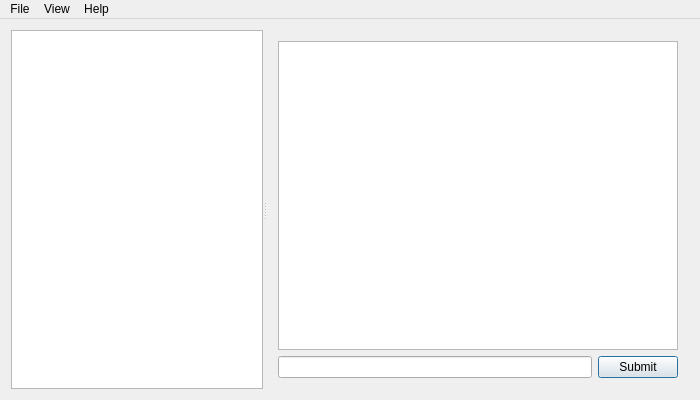
The window that source/mainwindow.ui (arturdryomov/aequatio) describes before a commit, drawn with Qt 5.
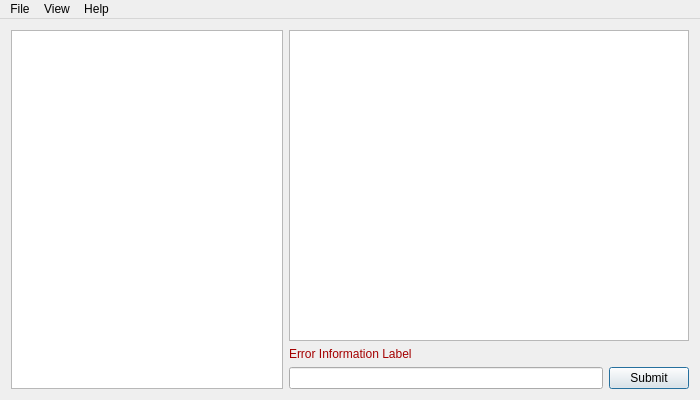
The same window after the commit.

Commit message: Commands results and error messages are displayed in a new style.

```diff
--- a/source/mainwindow.ui
+++ b/source/mainwindow.ui
@@ -22,13 +22,6 @@
   <widget class="QWidget" name="centralWidget">
    <layout class="QHBoxLayout" name="horizontalLayout_2">
     <item>
-     <widget class="QSplitter" name="splitter">
-      <property name="orientation">
-       <enum>Qt::Horizontal</enum>
-      </property>
-      <property name="childrenCollapsible">
-       <bool>false</bool>
-      </property>
       <widget class="QTextEdit" name="functionsAndConstantsList">
        <property name="minimumSize">
         <size>
@@ -40,7 +33,8 @@
         <set>Qt::TextSelectableByMouse</set>
        </property>
       </widget>
-      <widget class="QWidget" name="layoutWidget">
+    </item>
+    <item>
        <layout class="QVBoxLayout" name="verticalLayout">
         <item>
          <widget class="QTextEdit" name="consoleEdit">
@@ -55,6 +49,19 @@
           </property>
          </widget>
         </item>
+      <item>
+       <widget class="QLabel" name="errorInformationLabel">
+        <property name="styleSheet">
+         <string notr="true">color:#a40000;</string>
+        </property>
+        <property name="text">
+         <string>Error Information Label</string>
+        </property>
+        <property name="wordWrap">
+         <bool>true</bool>
+        </property>
+       </widget>
+      </item>
         <item>
          <layout class="QHBoxLayout" name="horizontalLayout">
           <item>
@@ -76,8 +83,6 @@
          </layout>
         </item>
        </layout>
-      </widget>
-     </widget>
     </item>
    </layout>
   </widget>
```
Left out of the diff: 42 changed lines with no effect on the pictures. Lines whose indentation alone changed are shown as unchanged. The commit also changes 7 other files.
